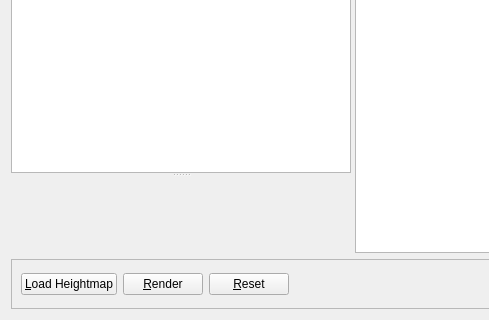
voodooattack/ADWIF, file editor/heightmapeditor.ui: the form before one commit; both pictures show x 0 to 489 and y 322 to 642 of the 705 by 642 pixel window.
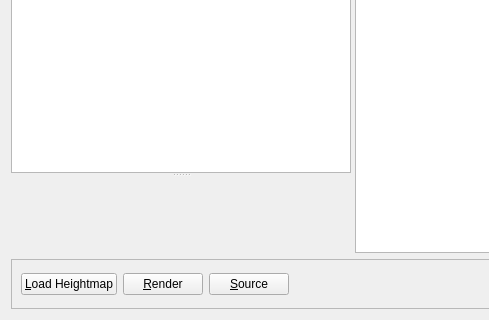
The form after the commit. Custom widgets are drawn as their Qt base class.

Patch:
```diff
--- a/editor/heightmapeditor.ui
+++ b/editor/heightmapeditor.ui
@@ -113,7 +113,7 @@
       <item row="0" column="2">
        <widget class="QPushButton" name="buttonReset">
         <property name="text">
-         <string>&amp;Reset</string>
+          <string>&amp;Source</string>
         </property>
        </widget>
       </item>
```
Left out of the diff: 2 changed lines with no effect on the pictures.
